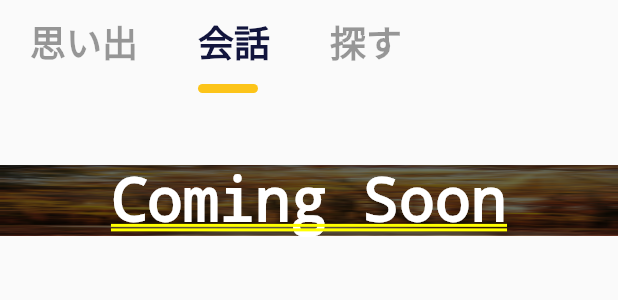
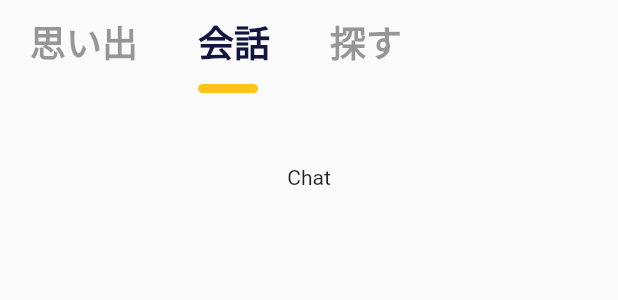
Before and after one commit to tamofplease/Pleasant-memory, a Flutter app: the Body widget shown alone on an empty page, opened directly, after a tap on "会話", on a phone screen of 412 x 824 dp. Shown: the top 300 px of the screen. Run offline on Flutter 3.47's test engine with Material 2 defaults, Android fonts, the phone set to English and light mode, and no system bars; our stand-ins replace bloc, cached_network_image, cloud_firestore, equatable, firebase_auth, firebase_storage and 7 more; missing offline and left inert: link, multi_image_picker; accounts and stored records are empty.

Commit message:
ユーザーが見つからなかった時にfindUserのstateを初期化する

```diff
--- a/lib/blocs/find_user/find_user_bloc.dart
+++ b/lib/blocs/find_user/find_user_bloc.dart
@@ -17,6 +17,8 @@ class FindUserBloc extends Bloc<FindUserEvent, FindUserState> {
       yield* _mapFindUserSearchEventToState(event.search);
     } else if (event is FindUserSuccessEvent) {
       yield FindUserSuccess(event.user);
+    } else if (event is FindUserInitialize) {
+      yield FindUserInitialState();
     }
   }
 
--- a/lib/views/homes/components/body.dart
+++ b/lib/views/homes/components/body.dart
@@ -31,7 +31,8 @@ class Body extends StatelessWidget {
             children: <Widget>[
               Categorylist(),
               SizedBox(height: 20.0),
-              ComingSoon(0.8),
+              Text("Chat"),
+              // ComingSoon(0.8),
             ],
           ),
         );
--- a/lib/views/homes/finder/finder_error_alert_dialog.dart
+++ b/lib/views/homes/finder/finder_error_alert_dialog.dart
@@ -1,8 +1,12 @@
 import 'package:flutter/material.dart';
+import 'package:meple/blocs/find_user/find_user_event.dart';
+import 'package:flutter_bloc/flutter_bloc.dart';
+import 'package:meple/blocs/find_user/find_user.dart';
 
 class FinderErrorAlertDialog extends StatelessWidget {
   @override
   Widget build(BuildContext context) {
+    BlocProvider.of<FindUserBloc>(context).add(FindUserInitialize());
     Future.delayed(Duration.zero, () => showAlert(context));
     return Container();
   }
--- a/lib/views/homes/finder/finder_user_id_form.dart
+++ b/lib/views/homes/finder/finder_user_id_form.dart
@@ -2,7 +2,6 @@ import 'package:flutter/material.dart' hide FormState;
 import 'package:meple/blocs/find_user/find_user.dart';
 import 'package:meple/blocs/form_bloc/form.dart';
 import 'package:flutter_bloc/flutter_bloc.dart';
-import 'package:meple/blocs/find_method_bloc/find_method.dart';
 import 'package:meple/views/homes/finder/finder_error_alert_dialog.dart';
 
 class FindByUserIdForm extends StatelessWidget {
```
Also changed, not shown: lib/blocs/find_user/find_user_event.dart (+8 -0 lines).
